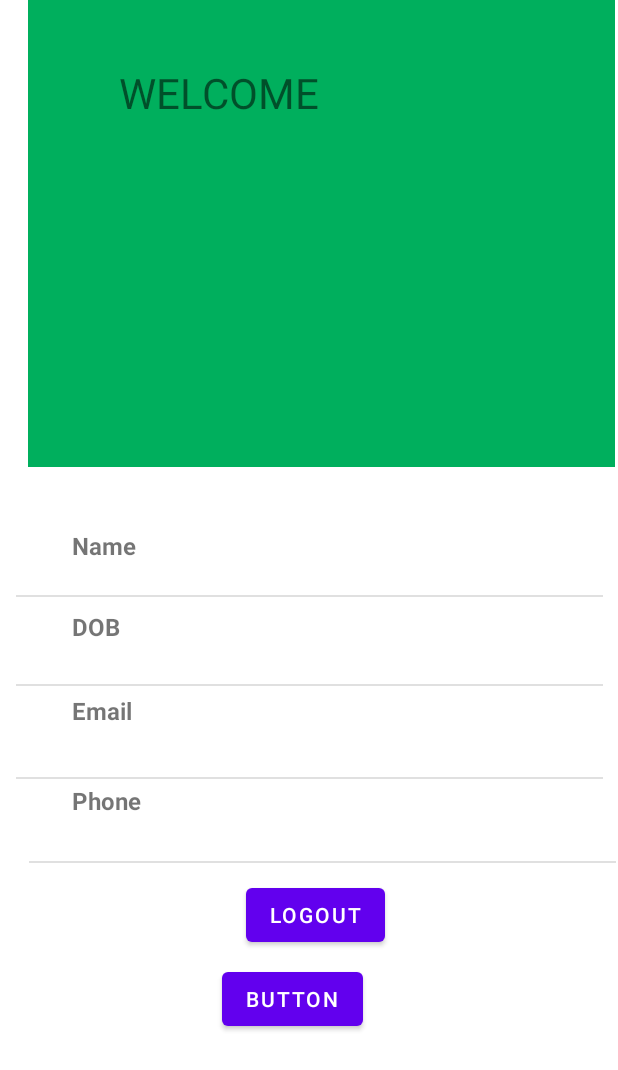
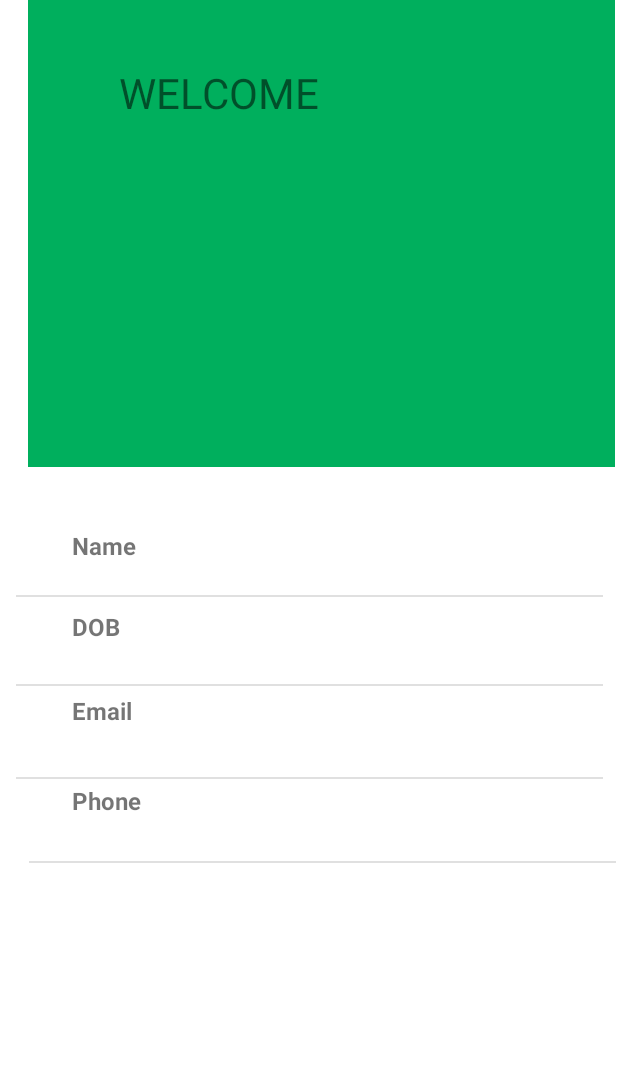
Before and after one commit to kavisliit/MADCODE, an Android app: the Eventmain screen opened directly, with no data from a screen before it, in the side drawer, after a tap on "Profile", on a phone screen of 412 x 824 dp. Shown: the top 1070 px of the screen. Run offline under Robolectric (Android 15) with nearby library versions, the phone set to English and light mode, and no system bars; our stand-ins replace CircleImageView, Firebase (no records; nobody signed in at launch, a user with empty details on screens opened directly); Roboto replaces fonts that are not available here.

Commit message:
event commit additionals

```diff
--- a/app/src/main/java/com/example/madcode/Eventmain.java
+++ b/app/src/main/java/com/example/madcode/Eventmain.java
@@ -2,9 +2,12 @@ package com.example.madcode;
 
 import android.content.Intent;
 import android.os.Bundle;
+import android.text.Editable;
+import android.text.TextWatcher;
 import android.view.LayoutInflater;
 import android.view.MenuItem;
 import android.view.View;
+import android.widget.EditText;
 
 import androidx.annotation.NonNull;
 import androidx.drawerlayout.widget.DrawerLayout;
@@ -45,6 +48,7 @@ public class  Eventmain extends nav_activity{
     Event_adapter adapter;
     ArrayList<Event> list;
     ArrayList<String> getid = new ArrayList<>();
+    EditText search;
     String id;
     private Event_adapter.RecyclerViewClickListner listner;
 
@@ -55,7 +59,7 @@ public class  Eventmain extends nav_activity{
         LayoutInflater inflater = LayoutInflater.from(this);
         View v = inflater.inflate(R.layout.activity_eventmain,null,false);
         cl.addView(v,0);
-
+        search = findViewById(R.id.searchevent);
        DrawerLayout dl = findViewById(R.id.drawer);
        NavigationView nav = findViewById(R.id.navwiew);
         nav.setNavigationItemSelectedListener(new NavigationView.OnNavigationItemSelectedListener() {
@@ -166,6 +170,36 @@ public class  Eventmain extends nav_activity{
             }
         });
 
+
+
+        search.addTextChangedListener(new TextWatcher() {
+            @Override
+            public void beforeTextChanged(CharSequence s, int start, int count, int after) {
+
+            }
+
+            @Override
+            public void onTextChanged(CharSequence s, int start, int before, int count) {
+
+            }
+
+            @Override
+            public void afterTextChanged(Editable s) {
+                filter(s.toString());
+
+            }
+        });
+
+
+    }
+    private void filter(String text){
+        ArrayList<Event> filterlist = new ArrayList<>();
+        for(Event item:list){
+            if(item.getName().toLowerCase().contains(text.toLowerCase())){
+                filterlist.add(item);
+            }
+        }
+        adapter.filterlist(filterlist);
     }
 
 
--- a/app/src/main/java/com/example/madcode/Events/Event_adapter.java
+++ b/app/src/main/java/com/example/madcode/Events/Event_adapter.java
@@ -56,6 +56,11 @@ public class Event_adapter extends RecyclerView.Adapter<Event_adapter.MyViewHold
         return list.size();
     }
 
+    public void filterlist(ArrayList<Event> ob){
+        list = ob;
+        notifyDataSetChanged();
+    }
+
     public static class MyViewHolder extends RecyclerView.ViewHolder implements  View.OnClickListener{
 
         TextView name,venue,Date,Time,max;
--- a/app/src/main/java/com/example/madcode/User/user_profile.java
+++ b/app/src/main/java/com/example/madcode/User/user_profile.java
@@ -13,8 +13,6 @@ import androidx.appcompat.app.AppCompatActivity;
 
 import com.bumptech.glide.Glide;
 import com.example.madcode.Events.Add_Event;
-import com.example.madcode.Events.my_event_list;
-import com.example.madcode.Events.user_events;
 import com.example.madcode.Events.Models.User;
 import com.example.madcode.R;
 import com.google.firebase.auth.FirebaseAuth;
@@ -43,19 +41,12 @@ public class user_profile extends AppCompatActivity {
         super.onCreate(savedInstanceState);
         setContentView(R.layout.activity_user_profile);
 
-        logout = findViewById(R.id.logout);
-        logout.setOnClickListener(new View.OnClickListener() {
-            @Override
-            public void onClick(View v) {
-               // FirebaseAuth.getInstance().signOut();
-                startActivity(new Intent(user_profile.this, my_event_list.class));
-            }
-        });
+
 
         user = FirebaseAuth.getInstance().getCurrentUser();
         dbref = FirebaseDatabase.getInstance().getReference("Users");
         userID = user.getUid();
-        samp = findViewById(R.id.sample);
+
         im = findViewById(R.id.circleImageView_usre);
         greet = findViewById(R.id.greeting);
 
@@ -100,7 +91,5 @@ public class user_profile extends AppCompatActivity {
         startActivity(new Intent(user_profile.this, Add_Event.class));
     }
 
-    public void sample(View view){
-        startActivity(new Intent(user_profile.this, user_events.class));
-    }
+
 }
--- a/app/src/main/res/layout/activity_user_profile.xml
+++ b/app/src/main/res/layout/activity_user_profile.xml
@@ -67,21 +67,6 @@
         app:layout_constraintTop_toTopOf="parent"
         app:layout_constraintVertical_bias="0.051" />
 
-    <Button
-        android:id="@+id/logout"
-        android:layout_width="wrap_content"
-        android:layout_height="wrap_content"
-        android:layout_marginStart="143dp"
-        android:layout_marginLeft="143dp"
-        android:layout_marginTop="12dp"
-        android:layout_marginEnd="155dp"
-        android:layout_marginRight="155dp"
-        android:text="Logout"
-        app:layout_constraintEnd_toEndOf="parent"
-        app:layout_constraintHorizontal_bias="1.0"
-        app:layout_constraintStart_toStartOf="parent"
-        app:layout_constraintTop_toBottomOf="@+id/u_phone" />
-
     <TextView
         android:id="@+id/u_phone"
         android:layout_width="208dp"
@@ -91,18 +76,6 @@
         android:textSize="16sp"
         app:layout_constraintStart_toStartOf="@+id/u_email"
         app:layout_constraintTop_toBottomOf="@+id/u_email" />
-
-    <Button
-        android:id="@+id/sample"
-        android:layout_width="wrap_content"
-        android:layout_height="wrap_content"
-        android:layout_marginStart="148dp"
-        android:layout_marginLeft="148dp"
-        android:layout_marginTop="8dp"
-        android:onClick="newone"
-        android:text="Button"
-        app:layout_constraintStart_toStartOf="parent"
-        app:layout_constraintTop_toBottomOf="@+id/logout" />
 
     <TextView
         android:id="@+id/textView12"
--- a/app/src/main/res/layout/single_event.xml
+++ b/app/src/main/res/layout/single_event.xml
@@ -28,7 +28,7 @@
             android:layout_height="33dp"
             android:layout_marginTop="2dp"
             android:fontFamily="@font/roboto_medium"
-            android:gravity="center"
+            android:gravity="left"
             android:textColor="@color/main_color"
             android:textSize="24sp"
             android:textStyle="bold"
--- a/app/src/main/res/values/strings.xml
+++ b/app/src/main/res/values/strings.xml
@@ -134,6 +134,7 @@
     <string name="Articles_title">Articles</string>
     <string name="title_Request">Requests</string>
     <string name="title_eve">Events</string>
+    <string name="serach_event_txt">Enter keyword</string>
 
 
 </resources>
```
Also changed, not shown: app/src/main/java/com/example/madcode/Events/Add_Event.java (+3 -9 lines), app/src/main/java/com/example/madcode/Events/event_profile.java (+19 -3 lines), app/src/main/res/layout/activity_add_event.xml (+0 -10 lines), app/src/main/res/layout/activity_eventmain.xml (+14 -8 lines).
